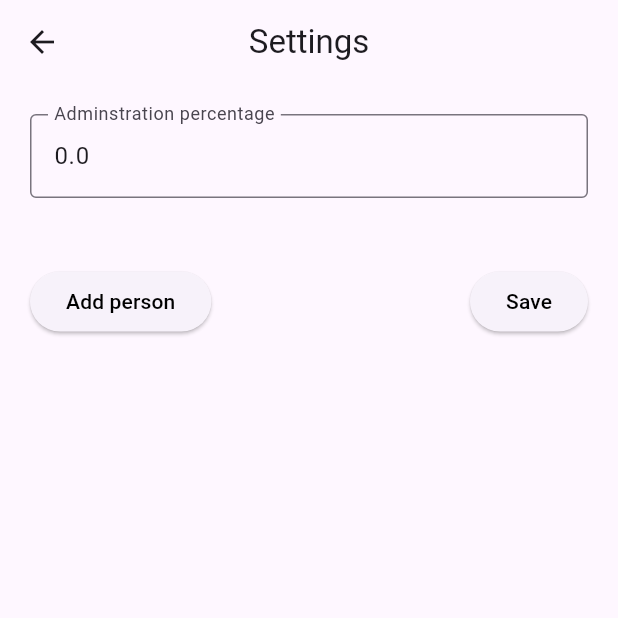
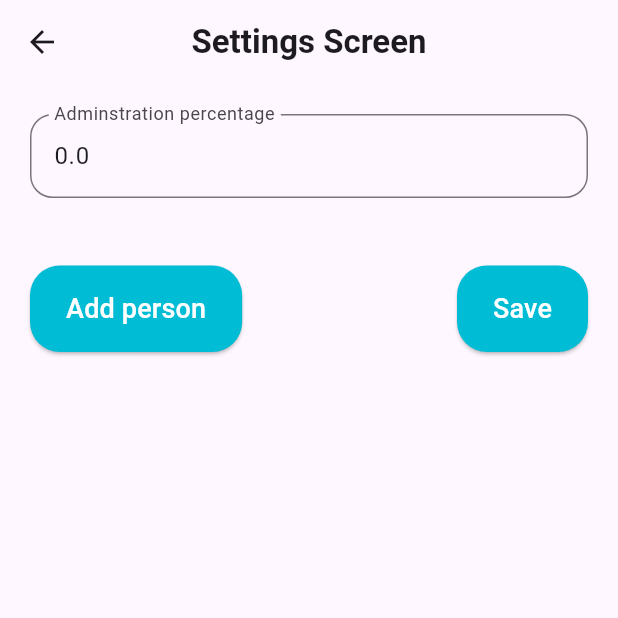
Before and after one commit to ahmedzaydan/Calculator_App, a Flutter app: the SttingsScreen screen opened directly, after a tap on "Save", on a phone screen of 412 x 824 dp, the top half of it. Run offline on Flutter 3.47's test engine with Material 3 defaults, Android fonts, the phone set to English and light mode, and no system bars; our stand-ins replace flutter_bloc, gap, shared_preferences; accounts and stored records are empty.

Commit message:
Project finished

```diff
--- a/calculator/lib/cubit/calculator_cubit.dart
+++ b/calculator/lib/cubit/calculator_cubit.dart
@@ -193,4 +193,9 @@ class CalculatorCubit extends Cubit<CalculatorState> {
   double roundDouble(double value) {
     return double.parse(value.toStringAsFixed(4));
   }
+
+  String getCurrentDate() {
+    DateTime now = DateTime.now();
+    return '${now.day}/${now.month}/${now.year}';
+  }
 }
--- a/calculator/lib/screens/home_screen.dart
+++ b/calculator/lib/screens/home_screen.dart
@@ -15,7 +15,10 @@ class HomeScreen extends StatelessWidget {
   Widget build(BuildContext context) {
     return Scaffold(
       appBar: AppBar(
-        title: const Text('Calculator'),
+        title: const Text(
+          'Home Calculator Screen',
+          style: TextStyle(fontWeight: FontWeight.bold),
+        ),
         centerTitle: true,
         actions: [
           IconButton(
@@ -50,18 +53,23 @@ class HomeScreen extends StatelessWidget {
 
                   // profit buttons
                   Row(
-                    mainAxisAlignment: MainAxisAlignment.spaceBetween,
                     children: [
                       // add profit field button
-                      CustomElevatedButton(
+                      Expanded(
+                        child: CustomElevatedButton(
                           onPressed: () => cubit.addProfitField(),
-                        text: 'Add profit field',
+                          text: 'Add profit',
+                        ),
                       ),
 
+                      const Gap(10),
+
                       // delete profit field button
-                      CustomElevatedButton(
+                      Expanded(
+                        child: CustomElevatedButton(
                           onPressed: () => cubit.deleteProfitField(),
-                        text: 'Delete profit field',
+                          text: 'Delete profit',
+                        ),
                       ),
                     ],
                   ),
@@ -83,30 +91,39 @@ class HomeScreen extends StatelessWidget {
 
                   // expense buttons
                   Row(
-                    mainAxisAlignment: MainAxisAlignment.spaceBetween,
                     children: [
                       // add expense field button
-                      CustomElevatedButton(
+                      Expanded(
+                        child: CustomElevatedButton(
                           onPressed: () => cubit.addExpenseField(),
-                        text: 'Add expanse field',
+                          text: 'Add expanse',
+                        ),
                       ),
 
+                      const Gap(10),
+
                       // delete expense field button
-                      CustomElevatedButton(
+                      Expanded(
+                        child: CustomElevatedButton(
                           onPressed: () => cubit.deleteExpenseField(),
-                        text: 'Delete expanse field',
+                          text: 'Delete expanse',
+                        ),
                       ),
                     ],
                   ),
                   const Gap(25),
 
                   // calculate button
-                  CustomElevatedButton(
+                  SizedBox(
+                    width: double.infinity,
+                    child: CustomElevatedButton(
                       onPressed: () {
                         cubit.calculate();
-                      navigateTo(context: context, dest: const OutputScreen());
+                        navigateTo(
+                            context: context, dest: const OutputScreen());
                       },
                       text: 'Calculate',
+                    ),
                   ),
                 ],
               );
--- a/calculator/lib/screens/settings_screen.dart
+++ b/calculator/lib/screens/settings_screen.dart
@@ -14,7 +14,10 @@ class SttingsScreen extends StatelessWidget {
   Widget build(BuildContext context) {
     return Scaffold(
       appBar: AppBar(
-        title: const Text('Settings'),
+        title: const Text(
+          'Settings Screen',
+          style: TextStyle(fontWeight: FontWeight.bold),
+        ),
         centerTitle: true,
       ),
       body: BlocBuilder<CalculatorCubit, CalculatorState>(
@@ -90,16 +93,11 @@ class SttingsScreen extends StatelessWidget {
                       ),
 
                       // save button
-                      ElevatedButton(
+                      CustomElevatedButton(
                         onPressed: () {
                           cubit.saveData();
                         },
-                        child: const Text(
-                          'Save',
-                          style: TextStyle(
-                            color: Colors.black,
-                          ),
-                        ),
+                        text: 'Save',
                       ),
                     ],
                   ),
--- a/calculator/lib/screens/widgets/custom_elevated_button.dart
+++ b/calculator/lib/screens/widgets/custom_elevated_button.dart
@@ -11,13 +11,25 @@ class CustomElevatedButton extends StatelessWidget {
   final String text;
   @override
   Widget build(BuildContext context) {
-    return ElevatedButton(
-      onPressed: onPressed,
-      style: const ButtonStyle(),
-      child: Text(
-        text,
-        style: const TextStyle(
-          color: Colors.black,
+    return SizedBox(
+      height: MediaQuery.sizeOf(context).height * 0.07,
+      child: ElevatedButton(
+        onPressed: onPressed,
+        style: ButtonStyle(
+          backgroundColor: MaterialStateProperty.all(Colors.cyan),
+          shape: MaterialStateProperty.all(
+            RoundedRectangleBorder(
+              borderRadius: BorderRadius.circular(20),
+            ),
+          ),
+        ),
+        child: Text(
+          text,
+          style: const TextStyle(
+            color: Colors.white,
+            fontSize: 18,
+          ),
+          textAlign: TextAlign.center,
         ),
       ),
     );
--- a/calculator/lib/screens/widgets/custom_text_form_field.dart
+++ b/calculator/lib/screens/widgets/custom_text_form_field.dart
@@ -21,7 +21,9 @@ class CustomTextFormField extends StatelessWidget {
       keyboardType: TextInputType.number,
       decoration: InputDecoration(
         labelText: labelText,
-        border: const OutlineInputBorder(),
+        border: OutlineInputBorder(
+          borderRadius: BorderRadius.circular(15),
+        ),
       ),
       onChanged: onChanged,
     );
```
Also changed, not shown: calculator/lib/core/functions.dart (+8 -0 lines), calculator/lib/screens/output_screen.dart (+46 -6 lines). Lines whose indentation alone changed are shown as unchanged.
